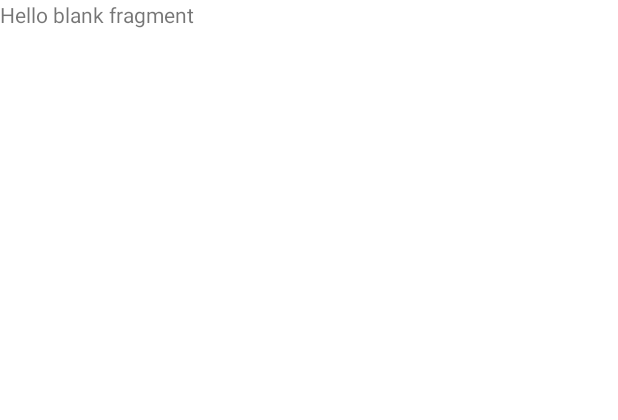
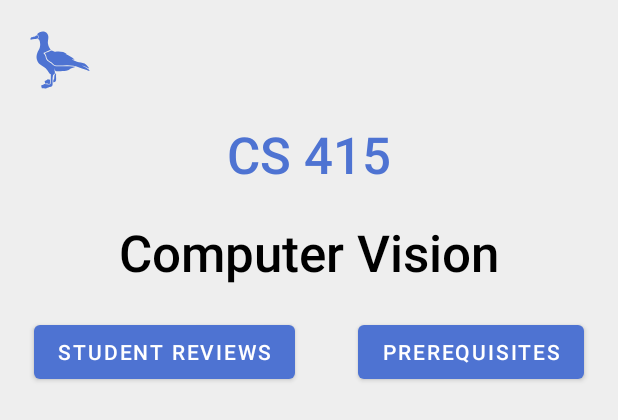
Before and after one commit to eleon23/AlbatrossConnect, an Android app: the layout fragment_course_detail.xml on its own in the app's theme, with its tools: preview values and no code run, on a phone screen of 412 x 824 dp. Shown: the top 420 px of the screen. Run offline under Robolectric (Android 15) with nearby library versions, the phone set to English and light mode, and no system bars.

Commit message:
Added Course detail screen

```diff
--- a/app/src/main/res/layout/fragment_course_detail.xml
+++ b/app/src/main/res/layout/fragment_course_detail.xml
@@ -1,14 +1,73 @@
 <?xml version="1.0" encoding="utf-8"?>
-<FrameLayout xmlns:android="http://schemas.android.com/apk/res/android"
+<androidx.constraintlayout.widget.ConstraintLayout xmlns:android="http://schemas.android.com/apk/res/android"
+    xmlns:app="http://schemas.android.com/apk/res-auto"
     xmlns:tools="http://schemas.android.com/tools"
     android:layout_width="match_parent"
     android:layout_height="match_parent"
-    tools:context=".fragments.CourseFlow.CourseDetailFragment">
+    android:background="#eeeeee"
+    >
 
-    <!-- TODO: Update blank fragment layout -->
+    <ImageView
+        android:id="@+id/title"
+        android:layout_width="wrap_content"
+        android:layout_height="wrap_content"
+        android:layout_margin="20dp"
+        app:layout_constraintStart_toStartOf="parent"
+        app:layout_constraintTop_toTopOf="parent"
+        android:src="@drawable/albatross_white"
+        app:tint="@color/blue" />
+
     <TextView
+        android:id="@+id/course_number"
         android:layout_width="match_parent"
-        android:layout_height="match_parent"
-        android:text="@string/hello_blank_fragment" />
+        android:layout_height="wrap_content"
+        android:textColor="@color/blue"
+        app:layout_constraintStart_toStartOf="parent"
+        app:layout_constraintTop_toBottomOf="@id/title"
+        app:layout_constraintEnd_toEndOf="parent"
+        android:fontFamily="sans-serif-medium"
+        android:textAlignment="center"
+        android:layout_margin="20dp"
+        android:typeface="sans"
+        android:textAppearance="@style/TextAppearance.AppCompat.Display1"
+        tools:text="CS 415" />
 
-</FrameLayout>
+    <TextView
+        android:id="@+id/course_name"
+        android:layout_width="match_parent"
+        android:layout_height="wrap_content"
+        android:textColor="@color/black"
+        app:layout_constraintStart_toStartOf="parent"
+        app:layout_constraintTop_toBottomOf="@id/course_number"
+        app:layout_constraintEnd_toEndOf="parent"
+        android:fontFamily="sans-serif-medium"
+        android:textAlignment="center"
+        android:layout_margin="20dp"
+        android:typeface="sans"
+        android:textAppearance="@style/TextAppearance.AppCompat.Display1"
+        tools:text="Computer Vision" />
+
+    <Button
+        android:id="@+id/student_reviews"
+        android:layout_width="wrap_content"
+        android:layout_height="wrap_content"
+        android:layout_margin="20dp"
+        app:layout_constraintTop_toBottomOf="@id/course_name"
+        app:layout_constraintEnd_toStartOf="@id/prerequisites"
+        app:layout_constraintStart_toStartOf="parent"
+        android:text="Student Reviews"
+        />
+
+    <Button
+        android:id="@+id/prerequisites"
+        android:layout_width="wrap_content"
+        android:layout_height="wrap_content"
+        android:layout_margin="20dp"
+        android:text="Prerequisites"
+        app:layout_constraintTop_toBottomOf="@id/course_name"
+        app:layout_constraintStart_toEndOf="@id/student_reviews"
+        app:layout_constraintEnd_toEndOf="parent"
+        />
+
+
+</androidx.constraintlayout.widget.ConstraintLayout>
```
Also changed, not shown: 1 other file.
